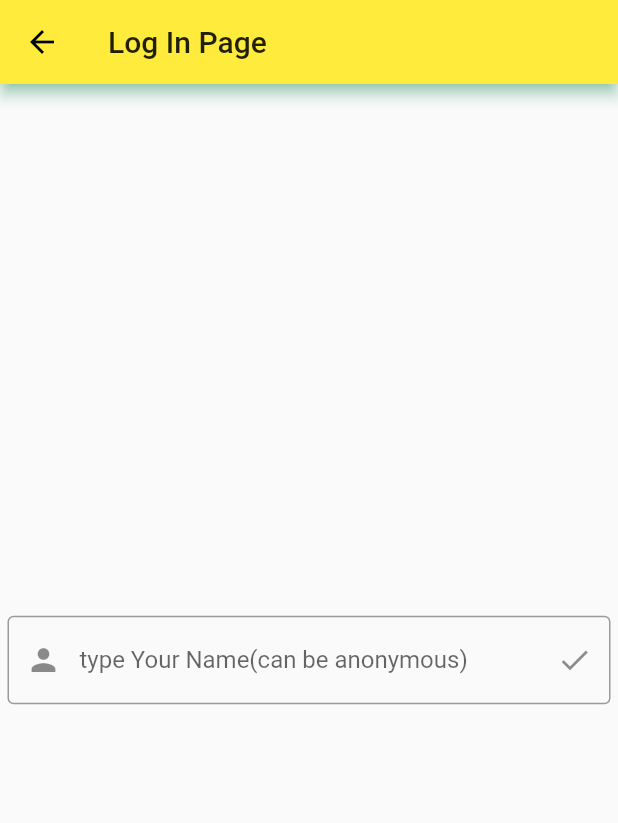
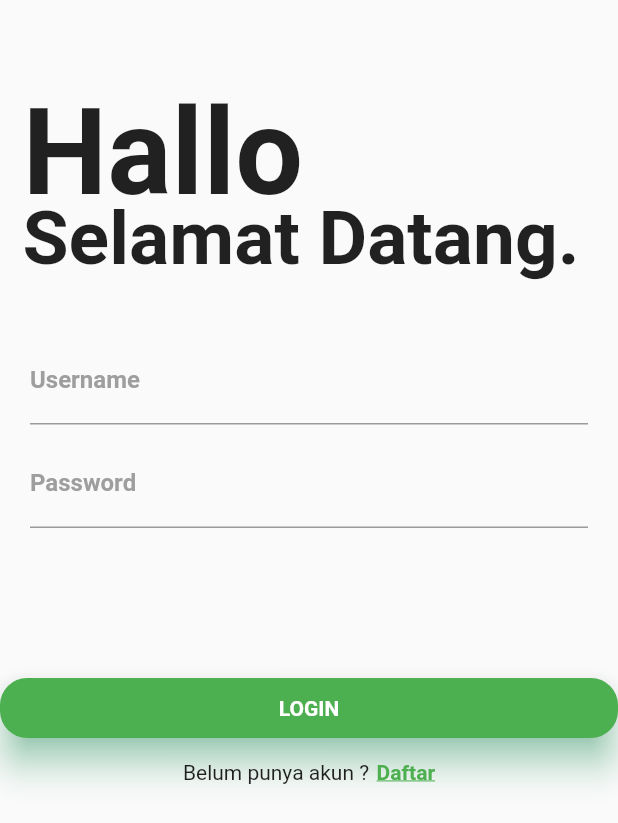
Before and after one commit to AgilRd/Praktik-MCC, a Flutter app: the screen it shows after launch, on a phone screen of 412 x 824 dp. Shown: the top 823 px of the screen. Run offline on Flutter 3.47's test engine with Material 2 defaults, Android fonts, the phone set to English and light mode, and no system bars; our stand-ins replace flutter_spinkit; Roboto replaces fonts that are missing (Montserrat).

Commit message:
Update login page, belum ada navigasi

```diff
--- a/prak_mcca/lib/homepage/homepage.dart
+++ b/prak_mcca/lib/homepage/homepage.dart
@@ -2,7 +2,7 @@ import 'package:flutter/material.dart';
 import 'package:prak_mcca/homepage/post.dart';
 import 'package:prak_mcca/homepage/postList.dart';
 import 'package:prak_mcca/homepage/textInput.dart';
-
+import 'package:prak_mcca/login/login2.dart';
 class MyHomePage extends StatefulWidget {
   final String name;
   MyHomePage(this.name);
--- /dev/null
+++ b/prak_mcca/lib/login/login2.dart
@@ -0,0 +1,134 @@
+import 'package:flutter/material.dart';
+import 'package:prak_mcca/homepage/homepage.dart';
+import 'package:prak_mcca/homepage/textInput.dart';
+
+import '../homepage/textInput.dart';
+
+class LoginPage2 extends StatefulWidget{
+  @override
+  _LoginPage2State createState() =>  _LoginPage2State();
+}
+
+class _LoginPage2State extends State<LoginPage2>{
+  @override
+  Widget build(BuildContext context){
+    return Scaffold(
+      resizeToAvoidBottomInset: false,
+       body: Column(
+         crossAxisAlignment: CrossAxisAlignment.start,
+         children: <Widget>[
+           Container(
+             child: Stack(
+               children: <Widget> [
+                 Container(
+                   padding: EdgeInsets.fromLTRB(15.0, 55.0, 0.0, 0.0),
+                   child: Text(
+                     'Hallo',
+                     style: TextStyle(
+                       fontSize: 80.0, fontWeight: FontWeight.bold
+                     ),
+                   ),
+                 ),
+                  Container(
+                   padding: EdgeInsets.fromLTRB(15.0, 130.0, 0.0, 0.0),
+                   child: Text(
+                     'Selamat Datang.',
+                     style: TextStyle(
+                       fontSize: 50.0, fontWeight: FontWeight.bold
+                     ),
+                   ),
+                 ),
+
+               ]
+             ),
+           ),
+           Container(
+             padding: EdgeInsets.only(top: 35.0, left: 20.0, right: 20.0),
+             child: Column(
+               children: <Widget> [
+                 TextField(
+                   decoration: InputDecoration(
+                     labelText: 'Username',
+                     labelStyle: TextStyle(
+                       fontFamily: 'Montserrat',
+                       fontWeight: FontWeight.bold,
+                       color: Colors.grey
+                     ),
+                     focusedBorder: UnderlineInputBorder(
+                       borderSide: BorderSide(color: Colors.green)
+                     )
+                   ),
+                 ),
+                 SizedBox(height: 10.0),
+                 TextField(
+                   decoration: InputDecoration(
+                     labelText: 'Password',
+                     labelStyle: TextStyle(
+                       fontFamily: 'Montserrat',
+                       fontWeight: FontWeight.bold,
+                       color: Colors.grey
+                     ),
+                     focusedBorder: UnderlineInputBorder(
+                       borderSide: BorderSide(color: Colors.green)
+                     )
+                   ),
+                   obscureText: true,
+                 )
+               ],
+             ),
+           ),
+           SizedBox(height: 100.0),
+           Container(
+             height: 40.0,
+             child: Material(
+               borderRadius: BorderRadius.circular(18.0),
+               shadowColor: Colors.greenAccent,
+               color: Colors.green,
+               elevation: 10.0,
+               child: GestureDetector(
+                 onTap: () {
+
+                 },
+                 child: Center(
+                   child: Text(
+                     'LOGIN',
+                     style:  TextStyle(
+                       color: Colors.white,
+                       fontWeight: FontWeight.bold,
+                       fontFamily: 'Montserrat'
+                     ),
+                   ),
+                 ),
+               ),
+             ),
+           ),
+           SizedBox(height: 15.0,),
+           Row(
+             mainAxisAlignment: MainAxisAlignment.center,
+             children: <Widget>[
+               Text(
+                 'Belum punya akun ?',
+                 style: TextStyle(
+                   fontFamily: 'Montserrat '
+                 ),
+               ),
+               SizedBox(width: 5.0),
+                InkWell(
+                  onTap: () {},
+                  child: Text('Daftar',
+                  style:TextStyle(
+                    color: Colors.green,
+                    fontFamily: 'Montserrat',
+                    fontWeight: FontWeight.bold,
+                    decoration: TextDecoration.underline
+                  ),
+                  ),
+                ),
+             ],
+           ),
+         ],
+       ),
+    );
+
+  }
+}
--- a/prak_mcca/lib/main.dart
+++ b/prak_mcca/lib/main.dart
@@ -1,5 +1,9 @@
 import 'package:flutter/material.dart';
 import 'package:prak_mcca/splasScreen2.dart';
+
+import 'homepage/textInput.dart';
+import 'login/login.dart';
+import 'login/login2.dart';
 //import 'splasScreen.dart';
 
 void main() {
@@ -8,14 +12,16 @@ void main() {
 
 class MyApp extends StatelessWidget {
   // This widget is the root of your application.
+
   @override
   Widget build(BuildContext context) {
     return MaterialApp(
+
       title: 'Flutter Demo',
       theme: ThemeData(
         primarySwatch: Colors.yellow,
       ),
-      home: SplashScreen(),
+      home: LoginPage2(),
     );
   }
 }
```
